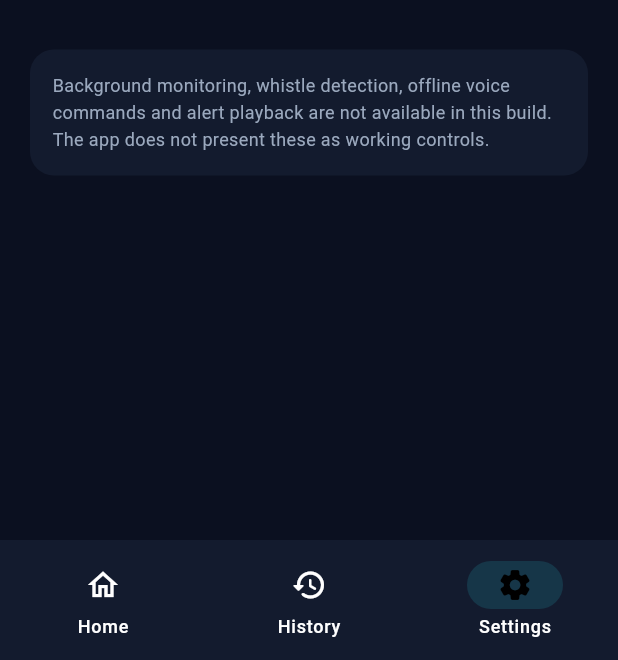
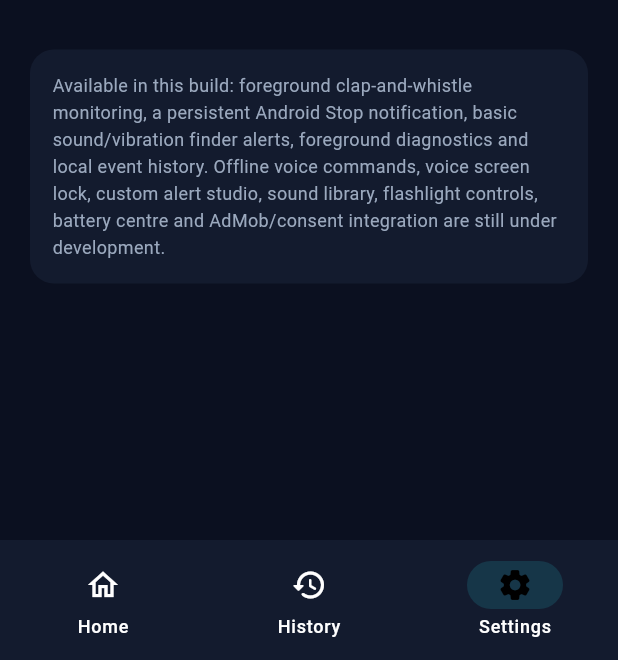
Before and after one commit to MaheshPawar32/voicemate, a Flutter app: the VoiceMateShell screen opened directly, item 3 of the bottom bar chosen, on a phone screen of 412 x 824 dp, the part 576-1236 px from its top. Run offline on Flutter 3.47's test engine with Material 3 defaults, Android fonts, the phone set to English and light mode, and no system bars; our stand-ins replace hive, hive_flutter; accounts and stored records are empty.

Commit message:
Update privacy and feature availability disclosures

```diff
--- a/lib/features/settings/settings_screen.dart
+++ b/lib/features/settings/settings_screen.dart
@@ -61,7 +61,7 @@ class SettingsScreen extends StatelessWidget {
                   color: VoiceMateApp.surface,
                   borderRadius: BorderRadius.circular(16)),
                 child: const Text(
-                  'Background monitoring, whistle detection, offline voice commands and alert playback are not available in this build. The app does not present these as working controls.',
+                  'Available in this build: foreground clap-and-whistle monitoring, a persistent Android Stop notification, basic sound/vibration finder alerts, foreground diagnostics and local event history. Offline voice commands, voice screen lock, custom alert studio, sound library, flashlight controls, battery centre and AdMob/consent integration are still under development.',
                   style: TextStyle(
                     color: VoiceMateApp.muted, fontSize: 12, height: 1.5)),
               ),
```
